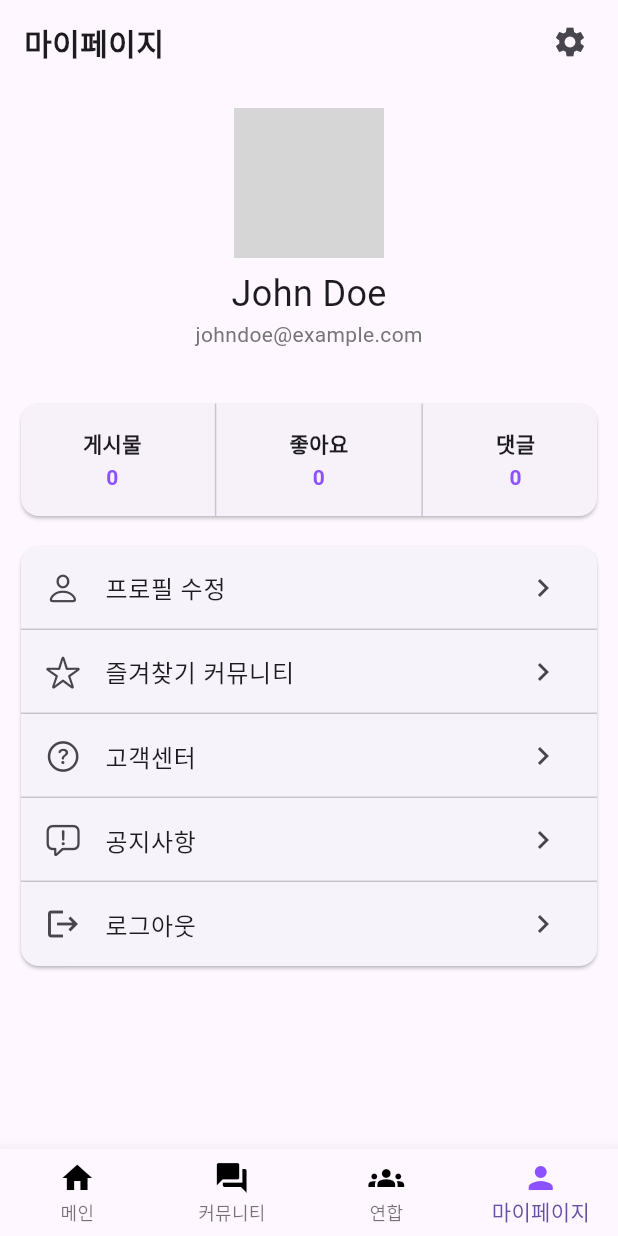
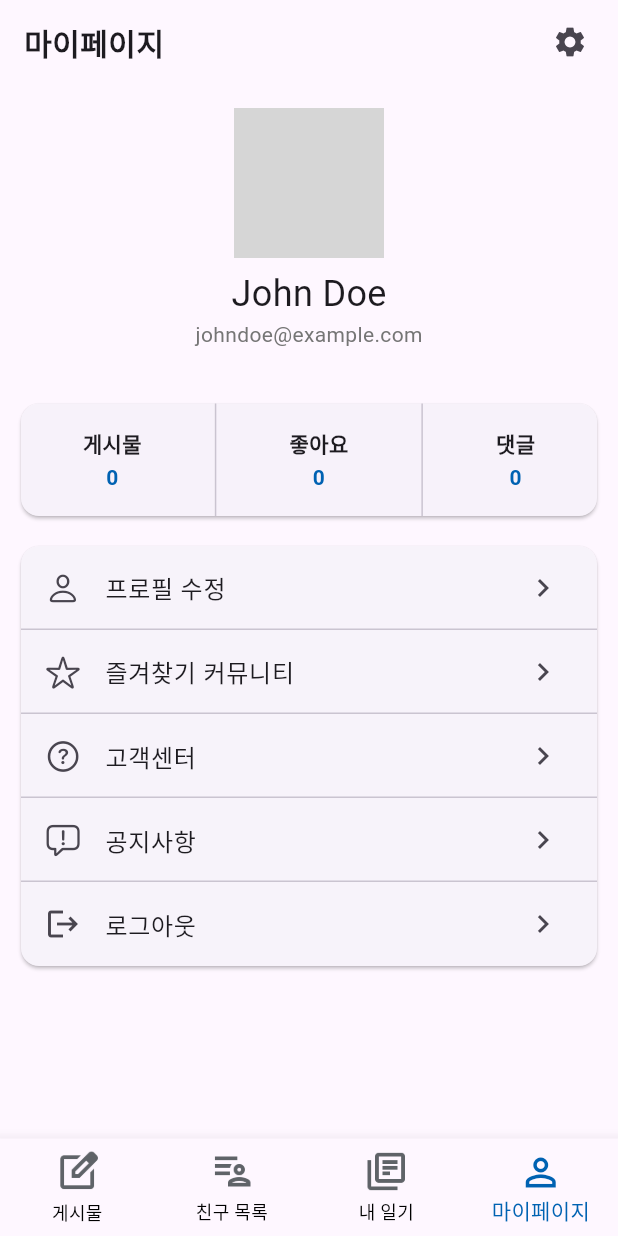
Before and after one commit to sssanghn/Emodi-Flutter-Application, a Flutter app: the RootPage screen opened directly, item 4 of the bottom bar chosen, on a phone screen of 412 x 824 dp. Run offline on Flutter 3.47's test engine with Material 3 defaults, Android fonts, the phone set to English and light mode, and no system bars; our stand-ins replace cached_network_image, carousel_slider, expandable_text, image_picker, page_transition, smooth_page_indicator; network calls fail; grey boxes are pictures that could not be loaded.

Commit message:
Homepage Update

```diff
--- a/lib/communitys/hlog.dart
+++ b/lib/communitys/hlog.dart
@@ -88,12 +88,6 @@ class _HlogPageState extends State<HlogPage> {
                         color: Colors.black,
                         fontSize: 15,
                         fontWeight: FontWeight.w500),
-                  ),
-                  Text(
-                    '풋살',
-                    style: TextStyle(
-                      fontSize: 12,
-                    ),
                   ),
                 ],
               ),
--- a/lib/constants.dart
+++ b/lib/constants.dart
@@ -1,9 +1,8 @@
 import 'package:flutter/material.dart';
 
 class Constants {
-  //Primary color
-  static var primaryColor = const Color(0xFF8C52FF);
-  static var textColor = const Color(0xFF6B4EFF);
+  static var primaryColor = const Color(0xFF0062B2);
+  static var textColor = const Color(0xFF0062B2);
   static TextStyle titleTextStyle = const TextStyle(
     fontSize: 20,
     fontWeight: FontWeight.w700,
--- a/lib/root_page.dart
+++ b/lib/root_page.dart
@@ -25,21 +25,42 @@ class _RootPageState extends State<RootPage> {
     ];
   }
 
-  // 페이지 아이콘 리스트
-  List<IconData> iconList = [
-    Icons.home,
-    Icons.forum,
-    Icons.groups,
-    Icons.person,
-  ];
-
-  // 네비게이션 바 제목 리스트
-  List<String> titleList = [
-    '메인',
-    '커뮤니티',
-    '연합',
-    '마이페이지',
-  ];
+  List<BottomNavigationBarItem> _bottomNavigationBarItems() {
+    return [
+      BottomNavigationBarItem(
+        icon: _bottomNavIndex == 0
+            ? ColorFiltered(
+          colorFilter: ColorFilter.mode(Constants.primaryColor, BlendMode.srcIn),
+          child: Image.asset('assets/edit_square.png', width: 30, height: 30),
+        )
+            : Image.asset('assets/edit_square.png', width: 30, height: 30),
+        label: '게시물',
+      ),
+      BottomNavigationBarItem(
+        icon: _bottomNavIndex == 1
+            ? ColorFiltered(
+          colorFilter: ColorFilter.mode(Constants.primaryColor, BlendMode.srcIn),
+          child: Image.asset('assets/patient_list.png', width: 30, height: 30),
+        )
+            : Image.asset('assets/patient_list.png', width: 30, height: 30),
+        label: '친구 목록',
+      ),
+      BottomNavigationBarItem(
+        icon: _bottomNavIndex == 2
+            ? ColorFiltered(
+          colorFilter: ColorFilter.mode(Constants.primaryColor, BlendMode.srcIn),
+          child: Image.asset('assets/diary.png', width: 30, height: 30),
+        )
+            : Image.asset('assets/diary.png', width: 30, height: 30),
+        label: '내 일기',
+      ),
+      BottomNavigationBarItem(
+        icon: Icon(Icons.person_outline_outlined,
+        size: 30),
+        label: '마이페이지',
+      ),
+    ];
+  }
 
   void _onItemTapped(int index) {
     setState(() {
@@ -60,17 +81,11 @@ class _RootPageState extends State<RootPage> {
           currentIndex: _bottomNavIndex,
           onTap: _onItemTapped,
           type: BottomNavigationBarType.fixed,
-          unselectedIconTheme: const IconThemeData(color: Colors.black),
-          selectedIconTheme: IconThemeData(color: Constants.primaryColor),
-          items: List.generate(
-            iconList.length,
-            (index) => BottomNavigationBarItem(
-              icon: Icon(iconList[index]),
-              label: titleList[index],
+          unselectedItemColor: Colors.black,
+          selectedItemColor: Constants.primaryColor,
+          items: _bottomNavigationBarItems(),
             ),
           ),
-        ),
-      ),
     );
   }
 }
--- a/pubspec.yaml
+++ b/pubspec.yaml
@@ -44,7 +44,6 @@ dependencies:
   http: ^1.2.1
   google_sign_in: ^6.2.1
   flutter_secure_storage : ^5.0.2
-  flutter_svg: ^2.0.10
   flutter_naver_login:
   flutter_launcher_icons: ^0.13.1
 
```
Also changed, not shown: lib/communitys/community_home.dart (+32 -20 lines), assets/diary.png (added), assets/edit_square.png (added), assets/patient_list.png (added), pubspec.lock.
